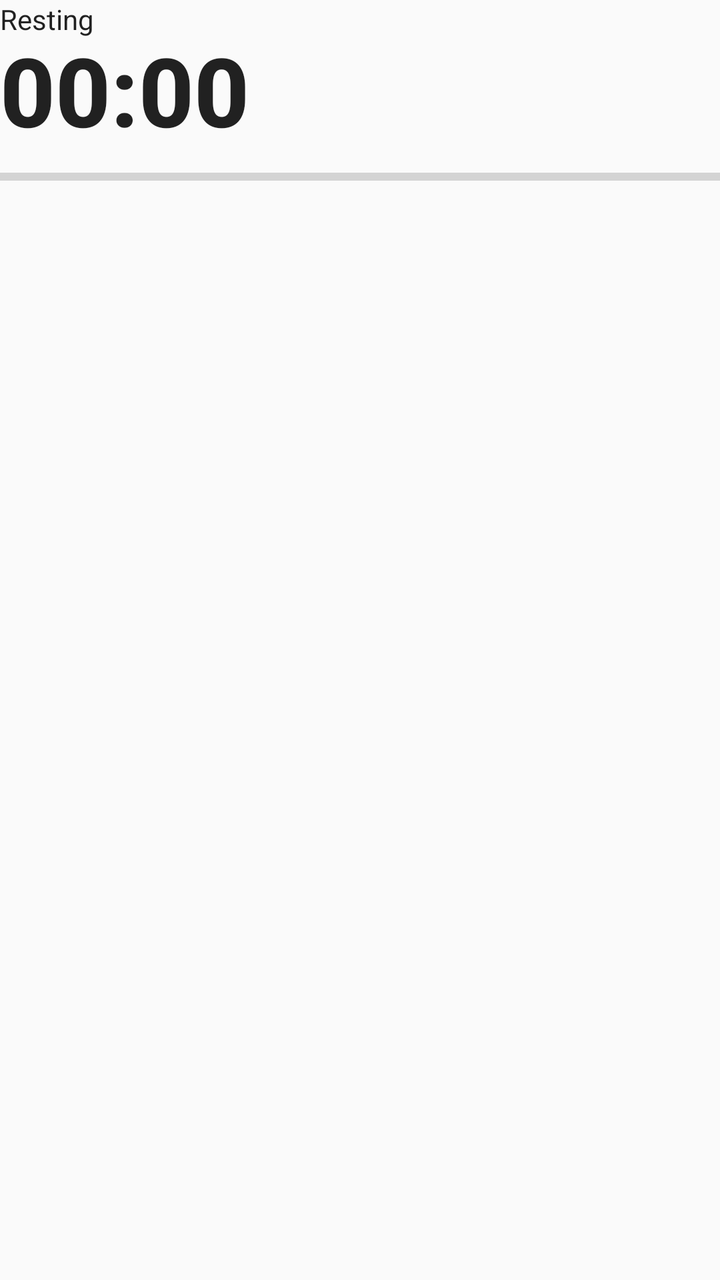
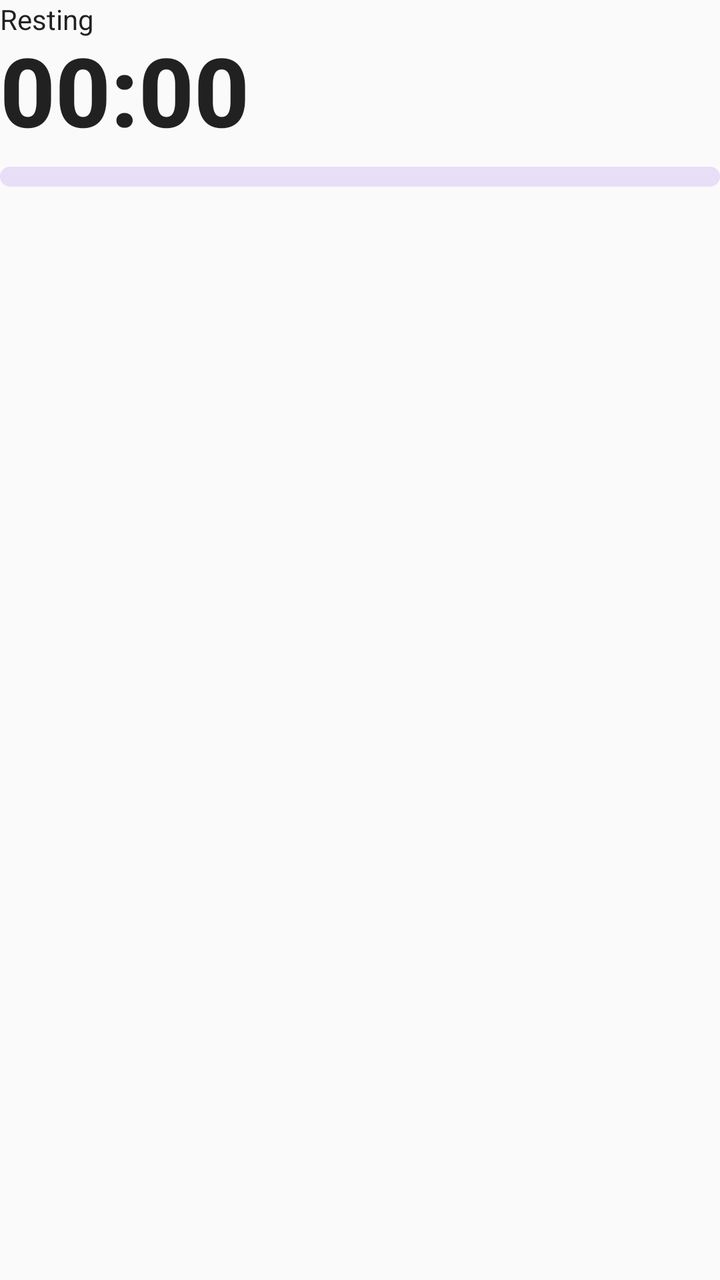

Two renders of the same Android screen: before a commit and after it. Below are the layout's source before the change and the commit's diff.
<!-- AndroidManifest.xml: application theme Theme.Sga -->
<!-- res/layout/notif_rest_big.xml -->
<?xml version="1.0" encoding="utf-8"?>
<LinearLayout xmlns:android="http://schemas.android.com/apk/res/android"
    android:layout_width="match_parent"
    android:layout_height="wrap_content"
    android:orientation="vertical">

    <TextView
        android:layout_width="wrap_content"
        android:layout_height="wrap_content"
        android:text="@string/notif_resting"
        android:textAppearance="@android:style/TextAppearance.Material.Notification" />

    <Chronometer
        android:id="@+id/rest_clock"
        android:layout_width="wrap_content"
        android:layout_height="wrap_content"
        android:includeFontPadding="false"
        android:textAppearance="@android:style/TextAppearance.Material.Notification.Title"
        android:textSize="48sp"
        android:textStyle="bold" />

    <ProgressBar
        android:id="@+id/rest_bar"
        style="@android:style/Widget.Material.ProgressBar.Horizontal"
        android:layout_width="match_parent"
        android:layout_height="wrap_content"
        android:layout_marginTop="8dp"
        android:max="1000"
        android:maxHeight="10dp"
        android:minHeight="10dp" />
</LinearLayout>
<!-- resources referenced by this layout -->
<resources>
  <string name="notif_resting">Resting</string>
  <style name="Theme.Sga" parent="android:Theme.Material.Light.NoActionBar" />
</resources>

<!-- the commit's change to res/layout/notif_rest_big.xml (unified diff, before → after) -->
@@ -26,6 +26,7 @@
         android:layout_height="wrap_content"
         android:layout_marginTop="8dp"
         android:max="1000"
+        android:progressDrawable="@drawable/rest_bar_progress"
         android:maxHeight="10dp"
         android:minHeight="10dp" />
 </LinearLayout>
<!-- resource entries referenced after the edit -->
@@ -1,6 +1,26 @@
 <!-- resources referenced by this layout -->
 <resources>
+  <!-- drawable rest_bar_progress (drawable) -->
+  <?xml version="1.0" encoding="utf-8"?>
+  <layer-list xmlns:android="http://schemas.android.com/apk/res/android">
+      <item android:id="@android:id/background">
+          <shape>
+              <corners android:radius="5dp" />
+              <solid android:color="@color/rest_bar_track" />
+          </shape>
+      </item>
+      <item android:id="@android:id/progress">
+          <clip>
+              <shape>
+                  <corners android:radius="5dp" />
+                  <solid android:color="@color/rest_bar_fill" />
+              </shape>
+          </clip>
+      </item>
+  </layer-list>
   <string name="notif_resting">Resting</string>
   <style name="Theme.Sga" parent="android:Theme.Material.Light.NoActionBar" />
+  <color name="rest_bar_track">#E8DEF8</color>
+  <color name="rest_bar_fill">#6750A4</color>
 </resources>
 
